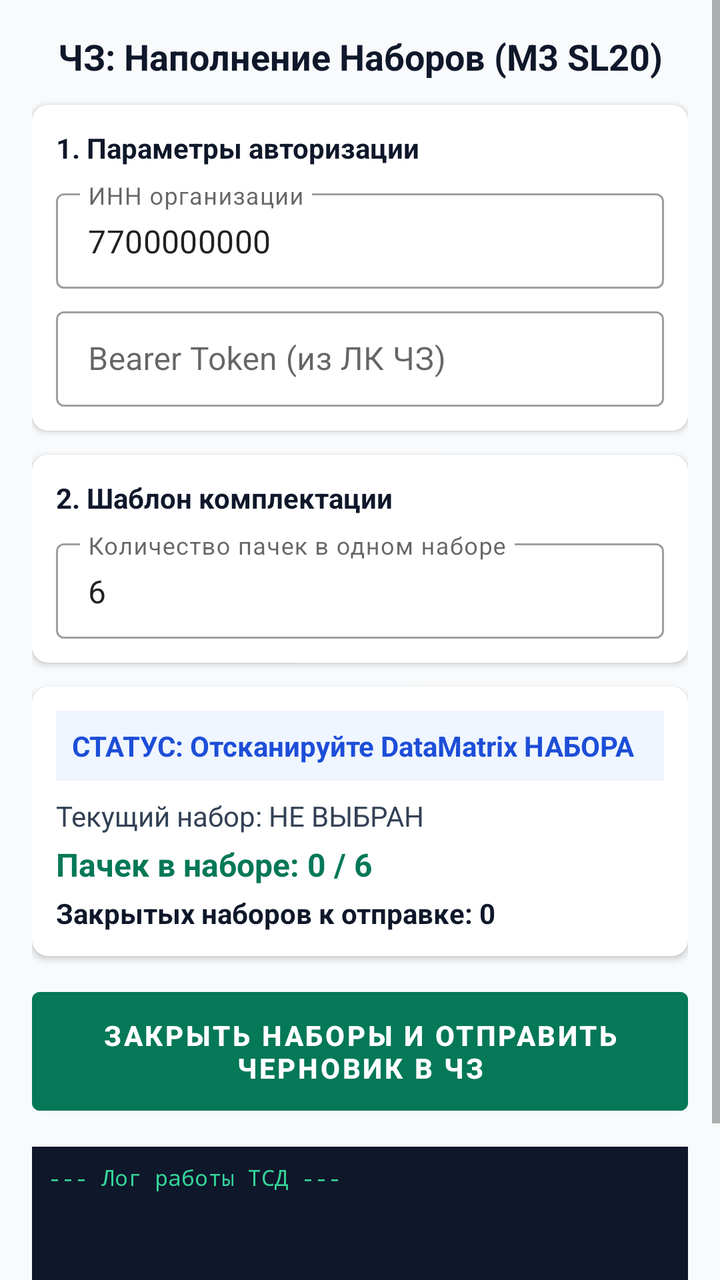
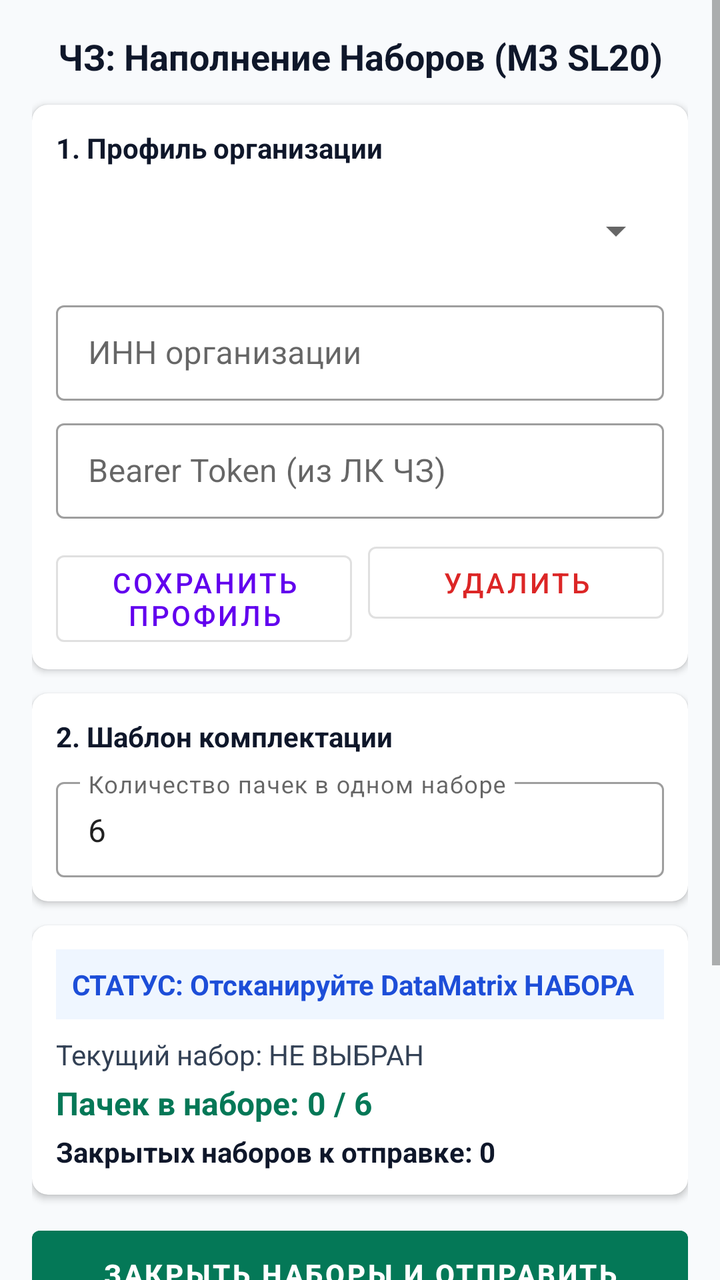

Screens rendered from an Android XML layout before and after an edit, with the pre-edit source and the edit as a unified diff.
<!-- AndroidManifest.xml: application theme Theme.MaterialComponents.DayNight.NoActionBar -->
<!-- res/layout/activity_main.xml -->
<?xml version="1.0" encoding="utf-8"?>
<ScrollView xmlns:android="http://schemas.android.com/apk/res/android"
    xmlns:app="http://schemas.android.com/apk/res-auto"
    android:layout_width="match_parent"
    android:layout_height="match_parent"
    android:fillViewport="true"
    android:background="#F8FAFC">

    <LinearLayout
        android:layout_width="match_parent"
        android:layout_height="wrap_content"
        android:orientation="vertical"
        android:padding="16dp">

        <TextView
            android:layout_width="match_parent"
            android:layout_height="wrap_content"
            android:text="ЧЗ: Наполнение Наборов (M3 SL20)"
            android:textSize="18sp"
            android:textStyle="bold"
            android:textColor="#0F172A"
            android:gravity="center"
            android:paddingBottom="12dp" />

        <com.google.android.material.card.MaterialCardView
            android:layout_width="match_parent"
            android:layout_height="wrap_content"
            app:cardCornerRadius="8dp"
            app:cardElevation="2dp"
            android:layout_marginBottom="12dp">

            <LinearLayout
                android:layout_width="match_parent"
                android:layout_height="wrap_content"
                android:orientation="vertical"
                android:padding="12dp">

                <TextView
                    android:layout_width="wrap_content"
                    android:layout_height="wrap_content"
                    android:text="1. Параметры авторизации"
                    android:textStyle="bold"
                    android:textColor="#0F172A"
                    android:layout_marginBottom="8dp"/>

                <com.google.android.material.textfield.TextInputLayout
                    android:layout_width="match_parent"
                    android:layout_height="wrap_content"
                    android:hint="ИНН организации"
                    style="@style/Widget.MaterialComponents.TextInputLayout.OutlinedBox.Dense">
                    <com.google.android.material.textfield.TextInputEditText
                        android:id="@+id/etInn"
                        android:layout_width="match_parent"
                        android:layout_height="wrap_content"
                        android:inputType="number"
                        android:text="7700000000" />
                </com.google.android.material.textfield.TextInputLayout>

                <com.google.android.material.textfield.TextInputLayout
                    android:layout_width="match_parent"
                    android:layout_height="wrap_content"
                    android:hint="Bearer Token (из ЛК ЧЗ)"
                    android:layout_marginTop="6dp"
                    style="@style/Widget.MaterialComponents.TextInputLayout.OutlinedBox.Dense">
                    <com.google.android.material.textfield.TextInputEditText
                        android:id="@+id/etToken"
                        android:layout_width="match_parent"
                        android:layout_height="wrap_content"
                        android:inputType="text" />
                </com.google.android.material.textfield.TextInputLayout>
            </LinearLayout>
        </com.google.android.material.card.MaterialCardView>

        <com.google.android.material.card.MaterialCardView
            android:layout_width="match_parent"
            android:layout_height="wrap_content"
            app:cardCornerRadius="8dp"
            app:cardElevation="2dp"
            android:layout_marginBottom="12dp">

            <LinearLayout
                android:layout_width="match_parent"
                android:layout_height="wrap_content"
                android:orientation="vertical"
                android:padding="12dp">

                <TextView
                    android:layout_width="wrap_content"
                    android:layout_height="wrap_content"
                    android:text="2. Шаблон комплектации"
                    android:textStyle="bold"
                    android:textColor="#0F172A"
                    android:layout_marginBottom="8dp"/>

                <com.google.android.material.textfield.TextInputLayout
                    android:layout_width="match_parent"
                    android:layout_height="wrap_content"
                    android:hint="Количество пачек в одном наборе"
                    style="@style/Widget.MaterialComponents.TextInputLayout.OutlinedBox.Dense">
                    <com.google.android.material.textfield.TextInputEditText
                        android:id="@+id/etCountPerSet"
                        android:layout_width="match_parent"
                        android:layout_height="wrap_content"
                        android:inputType="number"
                        android:text="6" />
                </com.google.android.material.textfield.TextInputLayout>
            </LinearLayout>
        </com.google.android.material.card.MaterialCardView>

        <com.google.android.material.card.MaterialCardView
            android:layout_width="match_parent"
            android:layout_height="wrap_content"
            app:cardCornerRadius="8dp"
            app:cardElevation="2dp"
            android:layout_marginBottom="12dp">

            <LinearLayout
                android:layout_width="match_parent"
                android:layout_height="wrap_content"
                android:orientation="vertical"
                android:padding="12dp">

                <TextView
                    android:id="@+id/tvScanState"
                    android:layout_width="match_parent"
                    android:layout_height="wrap_content"
                    android:text="СТАТУС: Отсканируйте DataMatrix НАБОРА"
                    android:textStyle="bold"
                    android:textSize="14sp"
                    android:textColor="#1D4ED8"
                    android:background="#EFF6FF"
                    android:padding="8dp"/>

                <TextView
                    android:id="@+id/tvCurrentSet"
                    android:layout_width="match_parent"
                    android:layout_height="wrap_content"
                    android:text="Текущий набор: НЕ ВЫБРАН"
                    android:textColor="#334155"
                    android:layout_marginTop="8dp"/>

                <TextView
                    android:id="@+id/tvProgress"
                    android:layout_width="match_parent"
                    android:layout_height="wrap_content"
                    android:text="Пачек в наборе: 0 / 6"
                    android:textSize="16sp"
                    android:textStyle="bold"
                    android:textColor="#047857"
                    android:layout_marginTop="4dp"/>

                <TextView
                    android:id="@+id/tvTotalCompletedSets"
                    android:layout_width="match_parent"
                    android:layout_height="wrap_content"
                    android:text="Закрытых наборов к отправке: 0"
                    android:textStyle="bold"
                    android:textColor="#0F172A"
                    android:layout_marginTop="4dp"/>
            </LinearLayout>
        </com.google.android.material.card.MaterialCardView>

        <Button
            android:id="@+id/btnSendDraft"
            android:layout_width="match_parent"
            android:layout_height="wrap_content"
            android:text="ЗАКРЫТЬ НАБОРЫ И ОТПРАВИТЬ ЧЕРНОВИК В ЧЗ"
            android:backgroundTint="#047857"
            android:padding="12dp"
            android:textStyle="bold" />

        <TextView
            android:id="@+id/tvLog"
            android:layout_width="match_parent"
            android:layout_height="140dp"
            android:layout_marginTop="12dp"
            android:background="#0F172A"
            android:textColor="#34D399"
            android:fontFamily="monospace"
            android:textSize="11sp"
            android:padding="8dp"
            android:scrollbars="vertical"
            android:text="--- Лог работы ТСД ---
"/>

    </LinearLayout>
</ScrollView>
<!-- resources referenced by this layout -->
<resources>

</resources>

<!-- the commit's change to res/layout/activity_main.xml (unified diff, before → after) -->
@@ -22,6 +22,7 @@
             android:gravity="center"
             android:paddingBottom="12dp" />
 
+        
         <com.google.android.material.card.MaterialCardView
             android:layout_width="match_parent"
             android:layout_height="wrap_content"
@@ -38,9 +39,15 @@
                 <TextView
                     android:layout_width="wrap_content"
                     android:layout_height="wrap_content"
-                    android:text="1. Параметры авторизации"
+                    android:text="1. Профиль организации"
                     android:textStyle="bold"
                     android:textColor="#0F172A"
+                    android:layout_marginBottom="8dp"/>
+
+                <Spinner
+                    android:id="@+id/spinnerProfiles"
+                    android:layout_width="match_parent"
+                    android:layout_height="48dp"
                     android:layout_marginBottom="8dp"/>
 
                 <com.google.android.material.textfield.TextInputLayout
@@ -52,8 +59,7 @@
                         android:id="@+id/etInn"
                         android:layout_width="match_parent"
                         android:layout_height="wrap_content"
-                        android:inputType="number"
-                        android:text="7700000000" />
+                        android:inputType="number" />
                 </com.google.android.material.textfield.TextInputLayout>
 
                 <com.google.android.material.textfield.TextInputLayout
@@ -68,9 +74,36 @@
                         android:layout_height="wrap_content"
                         android:inputType="text" />
                 </com.google.android.material.textfield.TextInputLayout>
+
+                <LinearLayout
+                    android:layout_width="match_parent"
+                    android:layout_height="wrap_content"
+                    android:orientation="horizontal"
+                    android:layout_marginTop="8dp">
+
+                    <Button
+                        android:id="@+id/btnSaveProfile"
+                        android:layout_width="0dp"
+                        android:layout_height="wrap_content"
+                        android:layout_weight="1"
+                        android:text="Сохранить профиль"
+                        style="@style/Widget.MaterialComponents.Button.OutlinedButton" />
+
+                    <Button
+                        android:id="@+id/btnDeleteProfile"
+                        android:layout_width="0dp"
+                        android:layout_height="wrap_content"
+                        android:layout_weight="1"
+                        android:layout_marginStart="8dp"
+                        android:text="Удалить"
+                        android:textColor="#DC2626"
+                        style="@style/Widget.MaterialComponents.Button.OutlinedButton" />
+                </LinearLayout>
+
             </LinearLayout>
         </com.google.android.material.card.MaterialCardView>
 
+        
         <com.google.android.material.card.MaterialCardView
             android:layout_width="match_parent"
             android:layout_height="wrap_content"
@@ -107,6 +140,7 @@
             </LinearLayout>
         </com.google.android.material.card.MaterialCardView>
 
+        
         <com.google.android.material.card.MaterialCardView
             android:layout_width="match_parent"
             android:layout_height="wrap_content"
@@ -180,8 +214,7 @@
             android:textSize="11sp"
             android:padding="8dp"
             android:scrollbars="vertical"
-            android:text="--- Лог работы ТСД ---
-"/>
+            android:text="--- Лог работы ТСД ---\n"/>
 
     </LinearLayout>
 </ScrollView>
